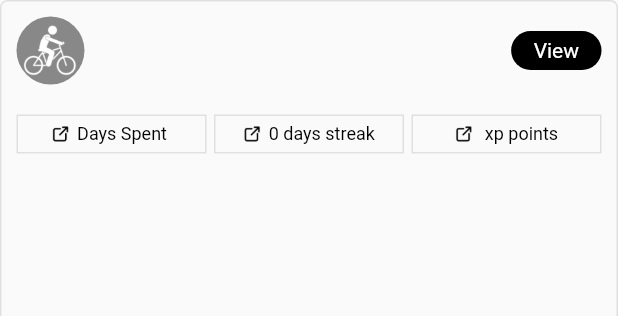
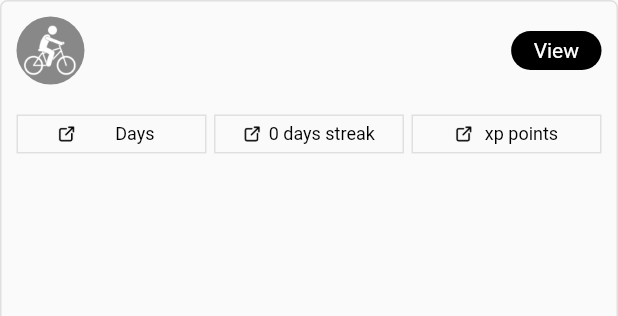
Before and after one commit to boblingram/TeauUp, a Flutter app: the ActiveGoalWidget widget shown alone on an empty page, opened directly with empty values, on a phone screen of 412 x 824 dp. Shown: the top 316 px of the screen. Run offline on Flutter 3.47's test engine with Material 2 defaults, Android fonts, the phone set to English and light mode, and no system bars; our stand-ins replace charts_flutter_new, contacts_service, flutter_switch, get, google_fonts, graphql and 11 more; missing offline and left inert: quds_popup_menu; accounts and stored records are empty; network calls fail; project files that could hold a hidden picture were left out.

Commit message:
-> Reduced duplicated code -> optimized Journey, GoalView screen design for small devices

```diff
--- /dev/null
+++ b/lib/utils/GoalIconandColorStatic.dart
@@ -0,0 +1,74 @@
+import 'app_Images.dart';
+import 'app_colors.dart';
+
+class GoalIconandColorStatic{
+
+  static List<String> goalList = [
+    "Wellness",
+    "Yoga",
+    "Study",
+    "Cycling",
+    "Running",
+    "Walking",
+    "Gym",
+    "Introspection",
+    "Custom"
+  ];
+
+  static List<String> goalColorList = [
+    AppColors.wellnessIconBG,
+    AppColors.yogaIconBG,
+    AppColors.studyIconBG,
+    AppColors.cyclingIconBG,
+    AppColors.runningIconBG,
+    AppColors.walkingIconBG,
+    AppColors.gymIconBG,
+    AppColors.introspectionIconBG,
+    AppColors.customIconBG
+  ];
+
+  static String getColorName(String selectedGoal) {
+    switch (selectedGoal) {
+      case "Wellness":
+        return AppColors.wellnessIconBG;
+      case "Yoga":
+        return AppColors.yogaIconBG;
+      case "Study":
+        return AppColors.studyIconBG;
+      case "Cycling":
+        return AppColors.cyclingIconBG;
+      case "Running":
+        return AppColors.runningIconBG;
+      case "Walking":
+        return AppColors.walkingIconBG;
+      case "Gym":
+        return AppColors.gymIconBG;
+      case "Introspection":
+        return AppColors.introspectionIconBG;
+      default:
+        return AppColors.customIconBG;
+    }
+  }
+
+  static String getImageName(String elementAt) {
+    switch (elementAt) {
+      case "Wellness":
+        return AppImages.wellnessIcon;
+      case "Walking":
+        return AppImages.walkingIcon;
+      case "Yoga":
+        return AppImages.yogaIcon;
+      case "Study":
+        return AppImages.studyIcon;
+      case "Running":
+        return AppImages.runningIcon;
+      case "Gym":
+        return AppImages.gymIcon;
+      case "Introspection":
+        return AppImages.introspectionIcon;
+      case "Cycling":
+      default:
+        return AppImages.cyclingIcon;
+    }
+  }
+}
--- a/lib/views/active_goals/widgets/active_goal_widget.dart
+++ b/lib/views/active_goals/widgets/active_goal_widget.dart
@@ -4,6 +4,7 @@ import 'package:hexcolor/hexcolor.dart';
 import 'package:sizer/sizer.dart';
 import 'package:teamup/mixins/baseClass.dart';
 import 'package:teamup/models/GoalMetaDataModel.dart';
+import 'package:teamup/utils/GoalIconandColorStatic.dart';
 import 'package:teamup/utils/app_Images.dart';
 import 'package:teamup/utils/app_strings.dart';
 import 'package:teamup/views/goal_detail/goal_detail_page.dart';
@@ -15,51 +16,6 @@ class ActiveGoalWidget extends StatelessWidget with BaseClass {
   final UserGoalPerInfo userGoalPerInfo;
   final int itemIndex;
   const ActiveGoalWidget({Key? key, required this.userGoalPerInfo, required this.itemIndex}) : super(key: key);
-
-  String getColorName(String selectedGoal) {
-    switch (selectedGoal) {
-      case "Wellness":
-        return AppColors.wellnessIconBG;
-      case "Yoga":
-        return AppColors.yogaIconBG;
-      case "Study":
-        return AppColors.studyIconBG;
-      case "Cycling":
-        return AppColors.cyclingIconBG;
-      case "Running":
-        return AppColors.runningIconBG;
-      case "Walking":
-        return AppColors.walkingIconBG;
-      case "Gym":
-        return AppColors.gymIconBG;
-      case "Introspection":
-        return AppColors.introspectionIconBG;
-      default:
-        return AppColors.customIconBG;
-    }
-  }
-
-  String getImageName(String elementAt) {
-    switch (elementAt){
-      case "Wellness":
-        return AppImages.wellnessIcon;
-      case "Walking":
-        return AppImages.walkingIcon;
-      case "Yoga":
-        return AppImages.yogaIcon;
-      case "Study":
-        return AppImages.studyIcon;
-      case "Running":
-        return AppImages.runningIcon;
-      case "Gym":
-        return AppImages.gymIcon;
-      case "Introspection":
-        return AppImages.introspectionIcon;
-      case "Cycling":
-      default:
-        return AppImages.cyclingIcon;
-    }
-  }
 
   @override
   Widget build(BuildContext context) {
@@ -87,12 +43,12 @@ class ActiveGoalWidget extends StatelessWidget with BaseClass {
                     height: 11.w,
                     width: 11.w,
                     decoration: BoxDecoration(
-                      color: HexColor(getColorName(userGoalPerInfo.goalInfo.type ?? "Custom")),
+                      color: HexColor(GoalIconandColorStatic.getColorName(userGoalPerInfo.goalInfo.type ?? "Custom")),
                       shape: BoxShape.circle,
                     ),
                     child: Padding(
                         padding: EdgeInsets.all(1.w),
-                        child: Image.asset(getImageName(userGoalPerInfo.goalInfo.type ?? "Custom"))),
+                        child: Image.asset(GoalIconandColorStatic.getImageName(userGoalPerInfo.goalInfo.type ?? "Custom"))),
                   ),
                   const SizedBox(
                     width: 10,
@@ -165,19 +121,24 @@ class ActiveGoalWidget extends StatelessWidget with BaseClass {
                       child: Row(
                         mainAxisAlignment: MainAxisAlignment.center,
                         children: [
-                          Image(
+                          Expanded(
+                            child: Image(
                               image: AssetImage(AppImages.shareIcon),
                               height: 12,
                               width: 12,
                             ),
+                          ),
                           const SizedBox(
                             width: 5,
                           ),
-                          Text(
+                          Expanded(
+                            child: Text(
                               "Days Spent ${userGoalPerInfo.perInfo.totalDays ?? "0"}",
                               style: GoogleFonts.roboto(
                                 color: AppColors.black,
                                 fontSize: 12,
+                              ),
+                              maxLines: 1,
                             ),
                           ),
                         ],
```
Also changed, not shown: lib/views/add_goals/describe_goal/describe_goal_page.dart (+5 -49 lines), lib/views/add_goals/set_goals/set_goal_page.dart (+8 -51 lines), lib/views/goal_detail/goal_detail_page.dart (+3 -47 lines), lib/views/journey_views/journey_view.dart (+40 -17 lines). Lines whose indentation alone changed are shown as unchanged.
